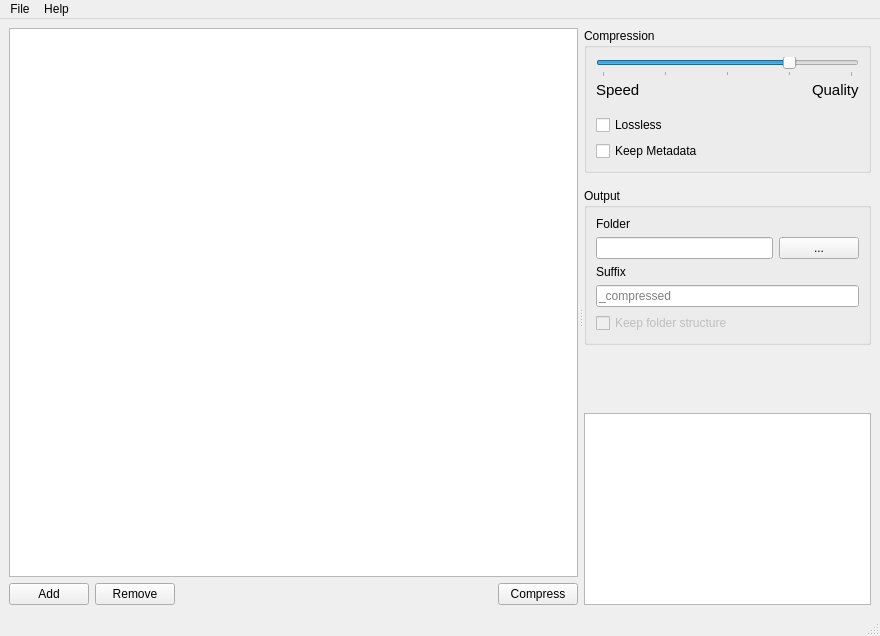
Before: the Qt Designer form views/MainWindow.ui in Lymphatus/caesium-image-compressor, drawn with Qt 5.
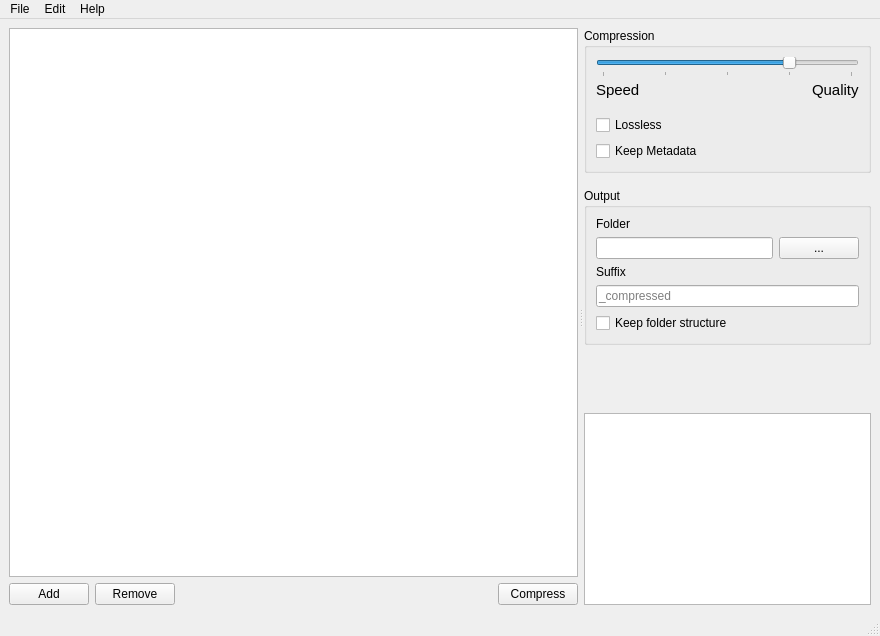
After: the same form once the commit is applied. Custom widgets are drawn as their Qt base class.

```diff
--- a/views/MainWindow.ui
+++ b/views/MainWindow.ui
@@ -329,7 +329,7 @@
            <item>
             <widget class="QCheckBox" name="keepStructure_Checkbox">
              <property name="enabled">
-              <bool>false</bool>
+              <bool>true</bool>
              </property>
              <property name="text">
               <string>Keep folder structure</string>
@@ -387,8 +387,20 @@
     </property>
     <addaction name="actionAdd_files"/>
     <addaction name="actionAdd_folder"/>
+    <addaction name="separator"/>
+    <addaction name="actionExit"/>
+   </widget>
+   <widget class="QMenu" name="menuEdit">
+    <property name="title">
+     <string>Edit</string>
+    </property>
+    <addaction name="actionRemove"/>
+    <addaction name="actionClear"/>
+    <addaction name="separator"/>
+    <addaction name="actionSelect_All"/>
    </widget>
    <addaction name="menuFile"/>
+   <addaction name="menuEdit"/>
    <addaction name="menuHelp"/>
   </widget>
   <action name="actionAbout_Caesium_Image_Compressor">
```
Left out of the diff: 48 changed lines with no effect on the pictures.
